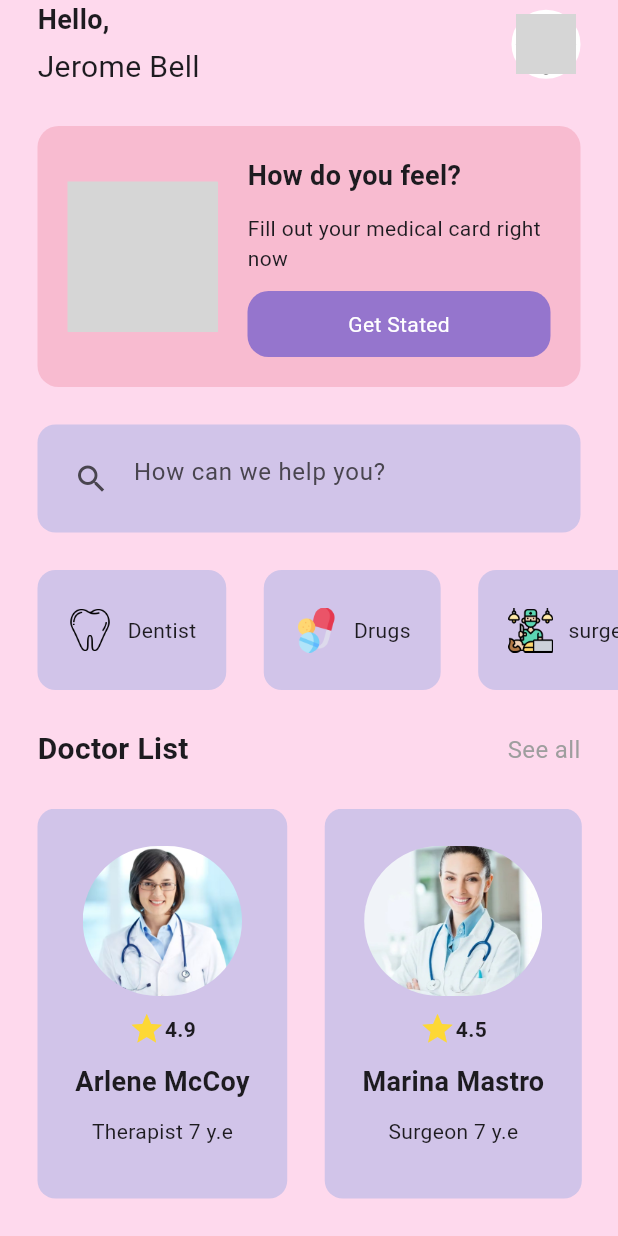
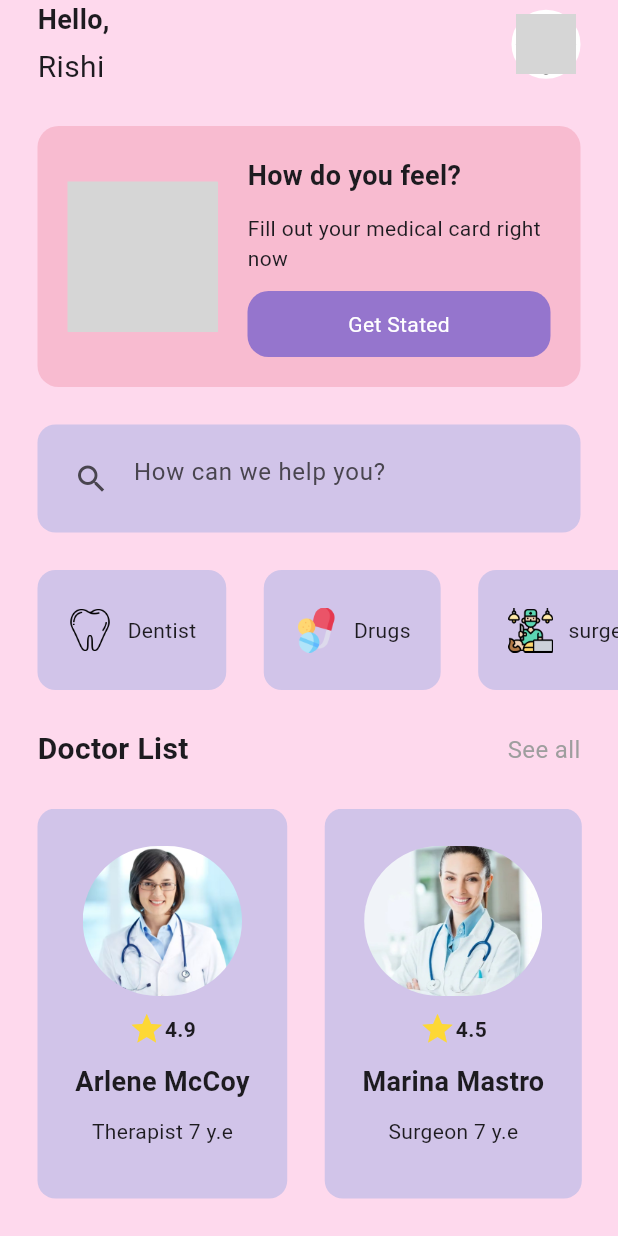
Before and after one commit to codeXrishi/flutter_ui, a Flutter app: the screen it shows after launch, on a phone screen of 412 x 824 dp. Run offline on Flutter 3.47's test engine with Material 3 defaults, Android fonts, the light colour scheme and no system bars; our stand-ins replace lottie; network calls fail; grey boxes are pictures that could not be loaded.

Commit message:
update ui

```diff
--- a/lib/pages/home_page.dart
+++ b/lib/pages/home_page.dart
@@ -36,7 +36,7 @@ class _HomePageState extends State<HomePage> {
                         height: 4,
                       ),
                       Text(
-                        'Jerome Bell',
+                        'Rishi',
                         style: TextStyle(
                           fontSize: 20,
                         ),
```
